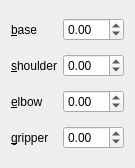
wedesoft/arduino-mearm, file mearmwidget.ui: the form before one commit.
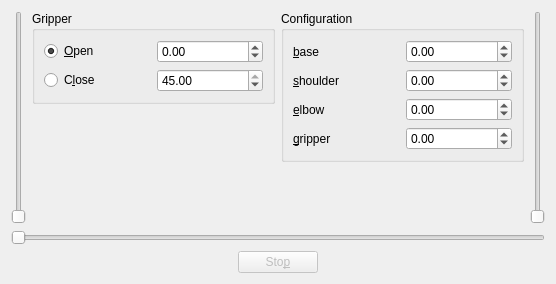
The form after the commit.

Commit message: Updated GUI with sliders and spin boxes

What changed in the file:
```diff
--- a/mearmwidget.ui
+++ b/mearmwidget.ui
@@ -6,14 +6,156 @@
    <rect>
     <x>0</x>
     <y>0</y>
-    <width>135</width>
-    <height>168</height>
+    <width>556</width>
+    <height>284</height>
    </rect>
   </property>
   <property name="windowTitle">
    <string>MeArm</string>
   </property>
+  <layout class="QVBoxLayout" name="verticalLayout_3">
+   <item>
+    <layout class="QHBoxLayout" name="horizontalLayout_2">
+     <item>
+      <widget class="QSlider" name="shoulderSlider">
+       <property name="maximum">
+        <number>10000</number>
+       </property>
+       <property name="singleStep">
+        <number>100</number>
+       </property>
+       <property name="pageStep">
+        <number>1000</number>
+       </property>
+       <property name="orientation">
+        <enum>Qt::Vertical</enum>
+       </property>
+      </widget>
+     </item>
+     <item>
+      <layout class="QVBoxLayout" name="verticalLayout">
+       <item>
+        <widget class="QGroupBox" name="gripperGroup">
+         <property name="title">
+          <string>Gripper</string>
+         </property>
   <layout class="QGridLayout" name="gridLayout">
+          <item row="0" column="0">
+           <widget class="QRadioButton" name="gripperOpen">
+            <property name="text">
+             <string>&amp;Open</string>
+            </property>
+            <property name="checked">
+             <bool>true</bool>
+            </property>
+           </widget>
+          </item>
+          <item row="0" column="1">
+           <widget class="QDoubleSpinBox" name="gripperOpenSpin">
+            <property name="minimum">
+             <double>-45.000000000000000</double>
+            </property>
+            <property name="maximum">
+             <double>45.000000000000000</double>
+            </property>
+           </widget>
+          </item>
+          <item row="1" column="0">
+           <widget class="QRadioButton" name="gripperClose">
+            <property name="text">
+             <string>C&amp;lose</string>
+            </property>
+           </widget>
+          </item>
+          <item row="1" column="1">
+           <widget class="QDoubleSpinBox" name="gripperCloseSpin">
+            <property name="minimum">
+             <double>-45.000000000000000</double>
+            </property>
+            <property name="maximum">
+             <double>45.000000000000000</double>
+            </property>
+            <property name="value">
+             <double>45.000000000000000</double>
+            </property>
+           </widget>
+          </item>
+         </layout>
+        </widget>
+       </item>
+       <item>
+        <spacer name="verticalSpacer">
+         <property name="orientation">
+          <enum>Qt::Vertical</enum>
+         </property>
+         <property name="sizeHint" stdset="0">
+          <size>
+           <width>20</width>
+           <height>40</height>
+          </size>
+         </property>
+        </spacer>
+       </item>
+      </layout>
+     </item>
+     <item>
+      <layout class="QVBoxLayout" name="verticalLayout_2">
+       <item>
+        <widget class="QGroupBox" name="groupBox">
+         <property name="title">
+          <string>Configuration</string>
+         </property>
+         <layout class="QGridLayout" name="gridLayout_2">
+          <item row="0" column="0">
+           <widget class="QLabel" name="baseLabel">
+            <property name="text">
+             <string>&amp;base</string>
+            </property>
+            <property name="buddy">
+             <cstring>baseSpin</cstring>
+            </property>
+           </widget>
+          </item>
+          <item row="0" column="1">
+           <widget class="QDoubleSpinBox" name="baseSpin">
+            <property name="minimum">
+             <double>-90.000000000000000</double>
+            </property>
+            <property name="maximum">
+             <double>90.000000000000000</double>
+            </property>
+           </widget>
+          </item>
+          <item row="1" column="0">
+           <widget class="QLabel" name="shoulderLabel">
+            <property name="text">
+             <string>&amp;shoulder</string>
+            </property>
+            <property name="buddy">
+             <cstring>shoulderSpin</cstring>
+            </property>
+           </widget>
+          </item>
+          <item row="1" column="1">
+           <widget class="QDoubleSpinBox" name="shoulderSpin">
+            <property name="minimum">
+             <double>-90.000000000000000</double>
+            </property>
+            <property name="maximum">
+             <double>90.000000000000000</double>
+            </property>
+           </widget>
+          </item>
+          <item row="2" column="0">
+           <widget class="QLabel" name="elbowLabel">
+            <property name="text">
+             <string>&amp;elbow</string>
+            </property>
+            <property name="buddy">
+             <cstring>elbowSpin</cstring>
+            </property>
+           </widget>
+          </item>
    <item row="2" column="1">
     <widget class="QDoubleSpinBox" name="elbowSpin">
      <property name="minimum">
@@ -44,57 +186,99 @@
      </property>
     </widget>
    </item>
-   <item row="1" column="1">
-    <widget class="QDoubleSpinBox" name="shoulderSpin">
-     <property name="minimum">
-      <double>-90.000000000000000</double>
-     </property>
+         </layout>
+        </widget>
+       </item>
+       <item>
+        <spacer name="verticalSpacer_2">
+         <property name="orientation">
+          <enum>Qt::Vertical</enum>
+         </property>
+         <property name="sizeHint" stdset="0">
+          <size>
+           <width>20</width>
+           <height>40</height>
+          </size>
+         </property>
+        </spacer>
+       </item>
+      </layout>
+     </item>
+     <item>
+      <widget class="QSlider" name="elbowSlider">
      <property name="maximum">
-      <double>90.000000000000000</double>
-     </property>
-    </widget>
-   </item>
-   <item row="2" column="0">
-    <widget class="QLabel" name="elbowLabel">
-     <property name="text">
-      <string>&amp;elbow</string>
+        <number>10000</number>
+       </property>
+       <property name="singleStep">
+        <number>100</number>
+       </property>
+       <property name="pageStep">
+        <number>1000</number>
+       </property>
+       <property name="orientation">
+        <enum>Qt::Vertical</enum>
+       </property>
+      </widget>
+     </item>
+    </layout>
+   </item>
+   <item>
+    <widget class="QSlider" name="baseSlider">
+     <property name="maximum">
+      <number>10000</number>
      </property>
-     <property name="buddy">
-      <cstring>elbowSpin</cstring>
+     <property name="singleStep">
+      <number>100</number>
      </property>
+     <property name="pageStep">
+      <number>1000</number>
+     </property>
+     <property name="orientation">
+      <enum>Qt::Horizontal</enum>
+     </property>
     </widget>
    </item>
-   <item row="0" column="0">
-    <widget class="QLabel" name="baseLabel">
-     <property name="text">
-      <string>&amp;base</string>
-     </property>
-     <property name="buddy">
-      <cstring>baseSpin</cstring>
-     </property>
-    </widget>
-   </item>
-   <item row="0" column="1">
-    <widget class="QDoubleSpinBox" name="baseSpin">
-     <property name="minimum">
-      <double>-90.000000000000000</double>
-     </property>
-     <property name="maximum">
-      <double>90.000000000000000</double>
+   <item>
+    <layout class="QHBoxLayout" name="horizontalLayout">
+     <item>
+      <spacer name="horizontalSpacer">
+       <property name="orientation">
+        <enum>Qt::Horizontal</enum>
+       </property>
+       <property name="sizeHint" stdset="0">
+        <size>
+         <width>40</width>
+         <height>20</height>
+        </size>
+       </property>
+      </spacer>
+     </item>
+     <item>
+      <widget class="QPushButton" name="stopButton">
+       <property name="enabled">
+        <bool>false</bool>
+       </property>
+       <property name="text">
+        <string>Sto&amp;p</string>
      </property>
     </widget>
    </item>
-   <item row="1" column="0">
-    <widget class="QLabel" name="shoulderLabel">
-     <property name="text">
-      <string>&amp;shoulder</string>
-     </property>
-     <property name="buddy">
-      <cstring>shoulderSpin</cstring>
-     </property>
-    </widget>
-   </item>
-  </layout>
+     <item>
+      <spacer name="horizontalSpacer_2">
+       <property name="orientation">
+        <enum>Qt::Horizontal</enum>
+       </property>
+       <property name="sizeHint" stdset="0">
+        <size>
+         <width>40</width>
+         <height>20</height>
+        </size>
+       </property>
+      </spacer>
+     </item>
+    </layout>
+   </item>
+  </layout>
  </widget>
  <resources/>
  <connections/>
```
Left out of the diff: 14 changed lines with no effect on the pictures. Lines whose indentation alone changed are shown as unchanged. The commit also changes 3 other files.
